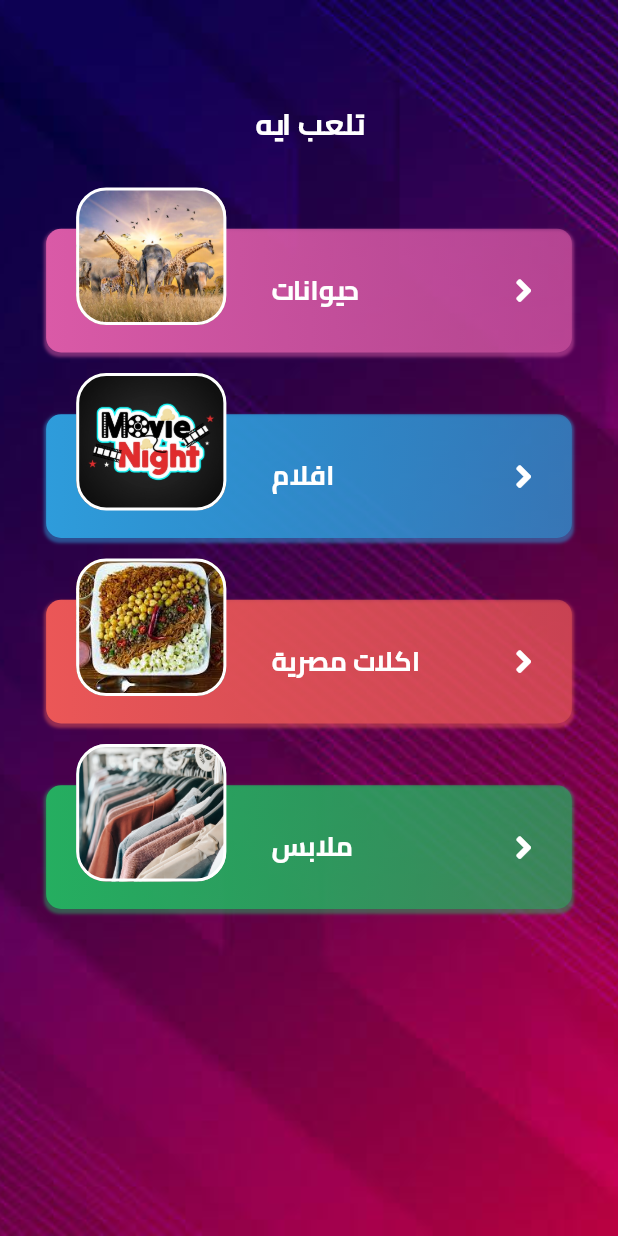
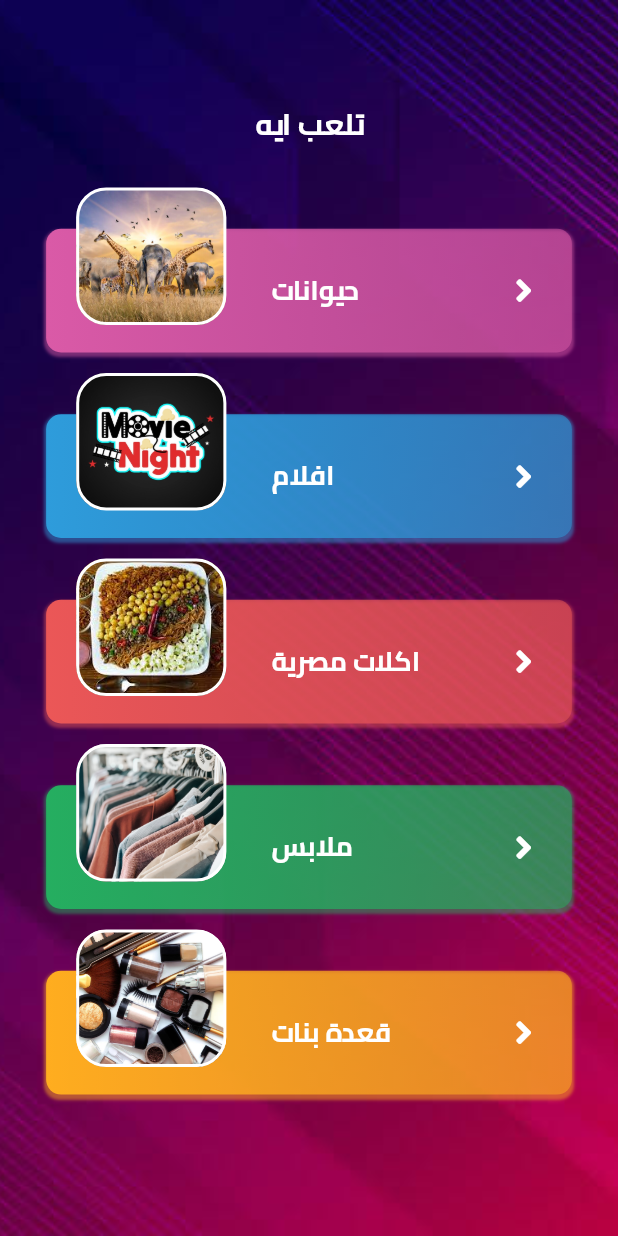
Before and after one commit to AhmedMahhmoud/FlutterGame, a Flutter app: the screen it shows after launch, on a phone screen of 412 x 824 dp. Run offline on Flutter 3.47's test engine with Material 2 defaults, Android fonts, the phone set to English and light mode, and no system bars; drawn by our look-alikes of auto_size_text; our stand-ins replace animate_do, audioplayers, clay_containers, confetti, dotted_border, flutter_screenutil and 7 more; missing offline and left inert: scratcher, shape_of_view; project files that could hold a hidden picture were left out.

Commit message:
adding all category items

```diff
--- a/lib/Presentation/Game/views/choices_page.dart
+++ b/lib/Presentation/Game/views/choices_page.dart
@@ -143,7 +143,7 @@ class _ChoiceScreenState extends State<ChoiceScreen> {
                                       ),
                                     ),
                                     alignment: Alignment.center,
-                                    height: 70.h,
+                                    height: 55.h,
                                     width: 250.w,
                                   ),
                                 ));
@@ -155,7 +155,7 @@ class _ChoiceScreenState extends State<ChoiceScreen> {
                   ),
                 ),
                 SizedBox(
-                  height: 5.h,
+                  height: 10.h,
                 ),
                 _choiceResult != null
                     ? RoundedActionButton(
--- a/lib/Presentation/Game/views/who_is_out.dart
+++ b/lib/Presentation/Game/views/who_is_out.dart
@@ -258,6 +258,9 @@ class _WhoIsOutState extends State<WhoIsOut> {
                                                                           _whoIsOutIndex
                                                                       ? 'برا'
                                                                       : randomGameName,
+
+                                                                      textAlign:
+                                                                      TextAlign.center,
                                                                   style: TextStyle(
                                                                       fontWeight:
                                                                           FontWeight
--- a/lib/Presentation/Game/widgets/choices_display.dart
+++ b/lib/Presentation/Game/widgets/choices_display.dart
@@ -14,7 +14,6 @@ class DisplayChoices extends StatelessWidget {
   final String headerImage;
   @override
   Widget build(BuildContext context) {
-    var playersProv = Provider.of<PlayersProvider>(context, listen: true);
     return Stack(
       alignment: Alignment.center,
       children: [
@@ -22,11 +21,11 @@ class DisplayChoices extends StatelessWidget {
           children: [
             SizedBox(
               width: 350.w,
-              height: 60.h,
+              height: 90.h,
             ),
             Container(
               width: 350.w,
-              height: 700.h,
+              height: 650.h,
               child: content,
               decoration: BoxDecoration(
                   borderRadius: BorderRadius.circular(14),
@@ -41,7 +40,7 @@ class DisplayChoices extends StatelessWidget {
           ],
         ),
         Positioned(
-          top: 0,
+          top: 10.h,
           child: Container(
             width: 100.w,
             padding: const EdgeInsets.all(10),
--- a/lib/Presentation/Home/views/home.dart
+++ b/lib/Presentation/Home/views/home.dart
@@ -2,8 +2,8 @@ import 'package:animate_do/animate_do.dart';
 import 'package:auto_size_text/auto_size_text.dart';
 import 'package:flutter/material.dart';
 import 'package:flutter/services.dart';
-import 'package:flutter_game/Data/Providers/Animal/animal_provider.dart';
-import 'package:flutter_game/core/Shared/constant_data.dart';
+import '../../../Data/Providers/Animal/animal_provider.dart';
+import '../../../core/Shared/constant_data.dart';
 import 'package:provider/provider.dart';
 import '../../Game/views/add_players.dart';
 import '../../Game/widgets/categories_container.dart';
@@ -77,17 +77,8 @@ class _HomeState extends State<Home> with SingleTickerProviderStateMixin {
                 catImage: 'assets/images/movies.jpg',
                 catTitle: 'افلام',
                 onTap: () {
-                  showToast(
-                    'مش متوفرة دلوقتي',
-                    context: context,
-                    animation: StyledToastAnimation.slideFromTop,
-                    reverseAnimation: StyledToastAnimation.fade,
-                    position: StyledToastPosition.center,
-                    animDuration: const Duration(seconds: 1),
-                    duration: const Duration(seconds: 4),
-                    curve: Curves.elasticOut,
-                    reverseCurve: Curves.linear,
-                  );
+                gameProv.setGameCategory(moviesData);
+                navigateToPage(context, const AddPlayerScreen(true));
                 },
               ),
             ),
@@ -115,19 +106,26 @@ class _HomeState extends State<Home> with SingleTickerProviderStateMixin {
                 catColor: ColorManager.playersCardsColor[3],
                 catImage: 'assets/images/clothes.jpg',
                 onTap: () {
-                  showToast(
-                    'مش متوفرة دلوقتي',
-                    context: context,
-                    animation: StyledToastAnimation.slideFromTop,
-                    reverseAnimation: StyledToastAnimation.fade,
-                    position: StyledToastPosition.center,
-                    animDuration: const Duration(seconds: 1),
-                    duration: const Duration(seconds: 4),
-                    curve: Curves.elasticOut,
-                    reverseCurve: Curves.linear,
-                  );
+                  gameProv.setGameCategory(clothesData);
+                  navigateToPage(context, const AddPlayerScreen(true));
+
                 },
                 catTitle: 'ملابس',
+              ),
+            ), SizedBox(
+              height: 15.h,
+            ),
+            FadeInRight(
+              delay: const Duration(milliseconds: 3600),
+              child: CategoriesCard(
+                catColor: ColorManager.playersCardsColor[6],
+                catImage: 'assets/images/makeup.jpg',
+                onTap: () {
+                  gameProv.setGameCategory(makeupData);
+                  navigateToPage(context, const AddPlayerScreen(true));
+
+                },
+                catTitle: 'قعدة بنات',
               ),
             ),
           ],
--- a/lib/core/Shared/constant_data.dart
+++ b/lib/core/Shared/constant_data.dart
@@ -4,6 +4,20 @@ Game animalData = Game(
     id: 1,
     itemsName: [
       'الأسد',
+      'سحلية',
+      'سلحفاة',
+      'ثور',
+      'نمر',
+      'الكسلان',
+      'قنفذ',
+      'وحيد القرن',
+      'باندا',
+      'الفأر',
+      'ارنب',
+      'طاووس',
+      'اخطبوط',
+      'ديناصور',
+      'الببغاء',
       'الثعبان',
       'الفيل',
       'البطريق',
@@ -65,10 +79,210 @@ Game foodData = Game(
       'ورق عنب',
       'محشي كرنب',
       'فاصوليا',
+      'طعمية',
+      'فول',
       'جلاش',
+      'جبنة',
+      'سمك',
+      'كيكة',
+      'برجر',
+      'رنجة',
+      'بسبوسة',
+      'زلابية',
+      'بامية',
+      'كفتة',
+      'رز',
+      'عدس',
+      'رقاق',
+      'ممبار',
+      'فريك',
+      'بطاطس',
+      'شيبسي',
+      'حواوشي',
+      'مسقعة',
+      'مش',
+      'كلوسلو',
+      'حمام',
+      'كباب',
+      'شعرية',
+      'سمبوسه',
+      'قرنبيط',
+      'قلقاس',
     ],
     categoryImage: 'assets/images/food.jpg',
     categoryName: 'اكلات مصرية');
+
+
+
+Game makeupData = Game(
+    id: 5,
+    itemsName: [
+      'برايمر',
+      'فاونديشن',
+      'bb cream',
+      'كونسيلر',
+      'كوريكتور',
+      'كومباكت بودر',
+      'لوس بودر',
+      'بلاشر',
+      'تنت',
+      'ايلينر',
+      'كحل',
+      'مسكرا رموش',
+      'مصحح حواجب',
+      'مسكرا حواجب',
+      'Eye shadow',
+      'eye cream',
+      'كونتور',
+      'فرش الميكب',
+      'روج',
+      'lip liner',
+      'Bronzer',
+      'Highlighter',
+      'Beauty Blender',
+      'Blush',
+      'Mascara',
+    ],
+    categoryImage: 'assets/images/food.jpg',
+    categoryName: 'قعدة بنات');
+
+Game clothesData = Game(
+    id: 3,
+    itemsName: [
+      'إيشارب',
+      'بالطو',
+      'بدلة',
+      'طاقية',
+      'بشكير',
+      'بلوزة',
+      'بنطلون',
+      'شبشب',
+      'بوت',
+      'كروكس',
+      'بيجامة',
+      'نقاب',
+      'برمودا',
+      'شورت',
+      'عباية',
+      'قميص',
+      'جاكيت',
+      'بليزر',
+      'ساعة',
+      'حزام',
+      'شراب',
+      'بلوفر',
+      'سكارف',
+      'فستان',
+      'خمار',
+      'باروكة',
+      'حظاظة',
+      'صندل',
+      'صديري',
+      'كرافت',
+      'ببيون',
+    ],
+    categoryImage: 'assets/images/food.jpg',
+    categoryName: 'ملابس');
+
+Game moviesData = Game(
+    id: 4,
+    itemsName: [
+      'ابن القنصل',
+      'الديلر',
+      'زهايمر',
+      'إكس لارج',
+      'صرخة نملة',
+      'الألماني',
+      'بابا',
+      'بنات العم',
+      'تيتة رهيبة',
+      'جيم أوفر',
+      'ساعة ونص',
+      'عبده موتة',
+      'الحفلة',
+      'تتح',
+      'على جثتي',
+      'الجزيرة',
+      'الفيل الأزرق',
+      'حلاوة روح',
+      'الخلبوص',
+      'اهواك',
+      'شد أجزاء',
+      'كابتن مصر',
+      'ولاد رزق',
+      'الهرم الرابع',
+      'كلب بلدي',
+      'لف ودوران',
+      'هيبتا',
+      'الخلية',
+      'القرد بيتكلم',
+      'الكنز',
+      'مولانا',
+      'البدلة',
+      'الديزل',
+      'تراب الماس',
+      'حرب كرموز',
+      'الممر',
+      'محمد حسين',
+      'كازابلانكا',
+      'العارف',
+      '	ديدو',
+      'الناظر',
+      'فيلم ثقافي',
+      'الساحر',
+      'أفريكانو',
+      'رحلة حب',
+      'أمير الظلام',
+      'اللمبي',
+      'صاحب صاحبه',
+      'مافيا',
+      'محامي خلع',
+      'إوعى وشك',
+      'سهر الليالي',
+      'كلم ماما',
+      'ميدو مشاكل',
+      'الباشا تلميذ',
+      'تيتو',
+      'حب البنات',
+      'خالتي فرنسا',
+      'صايع بحر',
+      'عوكل',
+      'أبو علي',
+      'بوحة',
+      'أوقات فراغ',
+      'أيظن',
+      'العيال هربت',
+      'ظرف طارق',
+      'كتكوت',
+      'لخمة راس',
+      'وش إجرام',
+      'الشبح',
+      'كركر',
+      'العالمي',
+      'الفرح',
+      'بدل فاقد',
+      'طير إنت',
+      'ولاد العم',
+      'كده رضا',
+      'مطب صناعي',
+      'إتش دبور',
+      'بوشكاش',
+      'حلم العمر',
+      'كباريه',
+      'نمس بوند',
+      'أمير البحار',
+      'إبراهيم الأبيض',
+      'عمر وسلمى',
+      'حرب أطاليا',
+      'حريم كريم',
+      'زكي شان',
+      'سيد العاطفي',
+      'عيال حبيبة',
+      'بحب السيما',
+      'بنك الحظ',
+    ],
+    categoryImage: 'assets/images/food.jpg',
+    categoryName: 'افلام');
 List<String> playersImages = [
   'assets/images/p1.png',
   'assets/images/p2.png',
```
Also changed, not shown: assets/images/makeup.jpg (added).
